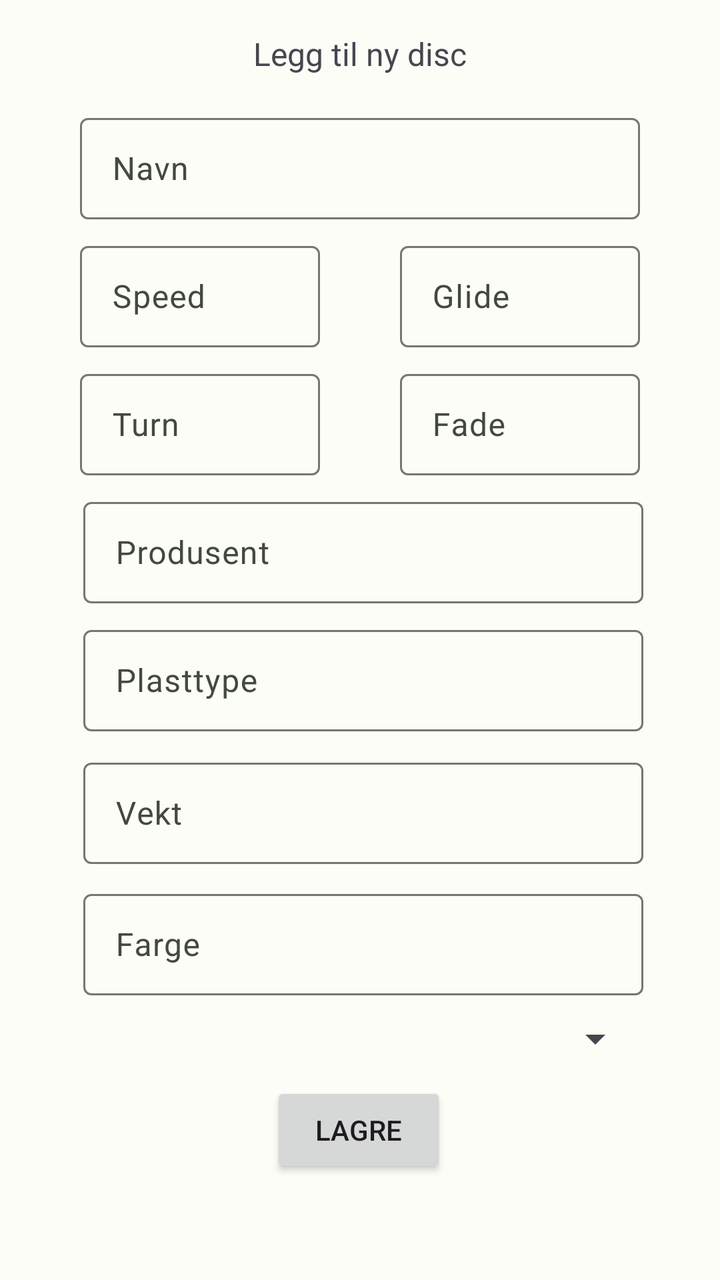
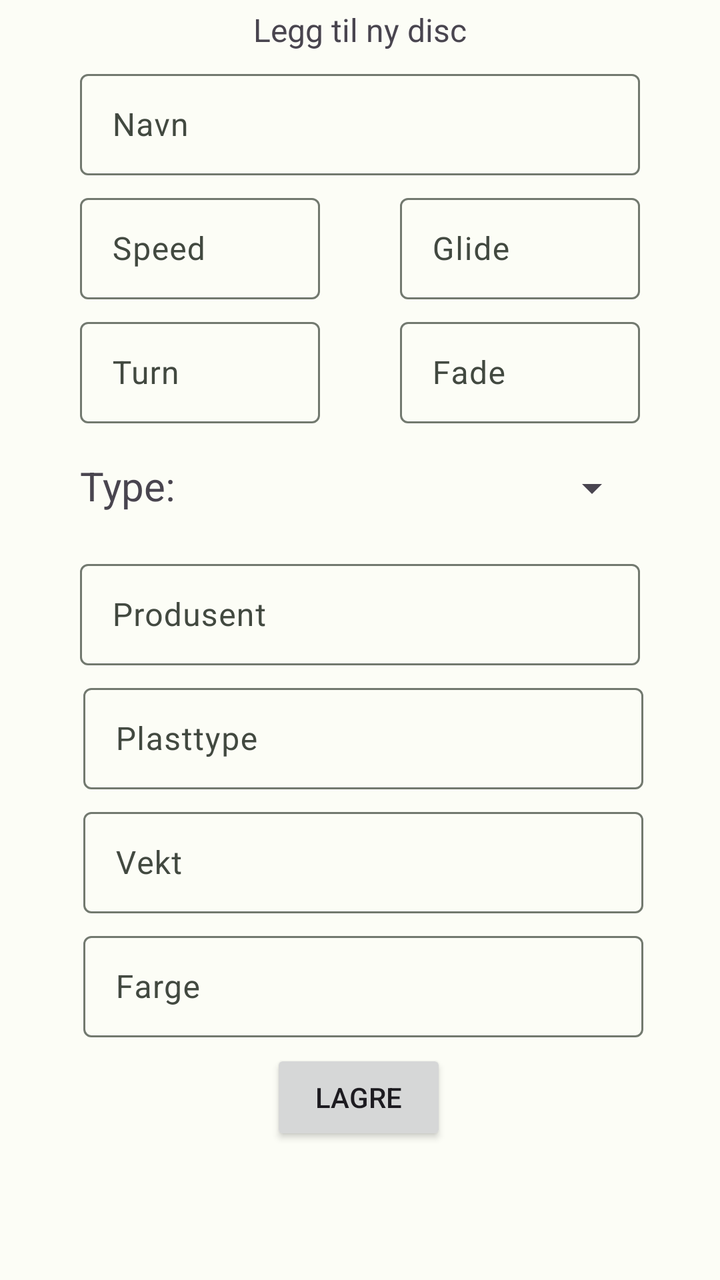

An Android layout rendered at two revisions. The XML below is the earlier revision; the diff shows what the commit changed to produce the second picture.
<!-- AndroidManifest.xml: application theme Theme.DiscgolfApp -->
<!-- res/layout/fragment_create_disc.xml -->
<?xml version="1.0" encoding="utf-8"?>
<androidx.constraintlayout.widget.ConstraintLayout xmlns:android="http://schemas.android.com/apk/res/android"
    xmlns:app="http://schemas.android.com/apk/res-auto"
    xmlns:tools="http://schemas.android.com/tools"
    android:layout_width="match_parent"
    android:layout_height="match_parent">

    <TextView
        android:id="@+id/textView6"
        android:layout_width="wrap_content"
        android:layout_height="wrap_content"
        android:layout_marginTop="16dp"
        android:text="@string/add_disc"
        android:textSize="16sp"
        app:layout_constraintEnd_toEndOf="parent"
        app:layout_constraintStart_toStartOf="parent"
        app:layout_constraintTop_toTopOf="parent" />

    <com.google.android.material.textfield.TextInputLayout
        style="@style/Widget.Material3.TextInputLayout.OutlinedBox"
        android:id="@+id/DiscNameTextInputLayout"
        android:layout_width="280dp"
        android:layout_height="56dp"
        android:layout_marginTop="16dp"
        android:hint="@string/name"
        app:layout_constraintEnd_toEndOf="parent"
        app:layout_constraintStart_toStartOf="parent"
        app:layout_constraintTop_toBottomOf="@+id/textView6">

        <com.google.android.material.textfield.TextInputEditText
            android:id="@+id/DiscNameEditText"
            android:layout_width="match_parent"
            android:layout_height="match_parent"
            android:background="@null"
            android:inputType="text"
            android:textColorHint="#757575"
            android:textSize="16sp"
            tools:ignore="TextContrastCheck" />
    </com.google.android.material.textfield.TextInputLayout>

    <com.google.android.material.textfield.TextInputLayout
        android:id="@+id/DiscSpeedTextInputLayout"
        android:layout_width="120dp"
        android:layout_height="56dp"
        android:layout_marginTop="8dp"
        app:layout_constraintStart_toStartOf="@+id/DiscNameTextInputLayout"
        app:layout_constraintTop_toBottomOf="@+id/DiscNameTextInputLayout">

        <com.google.android.material.textfield.TextInputEditText
            android:id="@+id/DiscSpeedEditText"
            android:layout_width="match_parent"
            android:layout_height="match_parent"
            android:hint="@string/speed"
            android:textColorHint="#757575"
            android:textSize="16sp"
            android:inputType="numberSigned"
            tools:ignore="TextContrastCheck" />
    </com.google.android.material.textfield.TextInputLayout>

    <com.google.android.material.textfield.TextInputLayout
        android:id="@+id/DiscGlideTextInputLayout"
        android:layout_width="120dp"
        android:layout_height="56dp"
        android:layout_marginTop="8dp"
        app:layout_constraintEnd_toEndOf="@+id/DiscNameTextInputLayout"
        app:layout_constraintTop_toBottomOf="@+id/DiscNameTextInputLayout">

        <com.google.android.material.textfield.TextInputEditText
            android:id="@+id/DiscGlideEditText"
            android:layout_width="match_parent"
            android:layout_height="match_parent"
            android:hint="@string/glide"
            android:textColorHint="#757575"
            android:textSize="16sp"
            android:inputType="numberSigned"
            tools:ignore="TextContrastCheck" />
    </com.google.android.material.textfield.TextInputLayout>

    <com.google.android.material.textfield.TextInputLayout
        android:id="@+id/DiscTurnTextInputLayout"
        android:layout_width="120dp"
        android:layout_height="56dp"
        android:layout_marginTop="8dp"
        app:layout_constraintStart_toStartOf="@+id/DiscNameTextInputLayout"
        app:layout_constraintTop_toBottomOf="@+id/DiscSpeedTextInputLayout">

        <com.google.android.material.textfield.TextInputEditText
            android:id="@+id/DiscTurnEditText"
            android:layout_width="match_parent"
            android:layout_height="match_parent"
            android:hint="@string/turn"
            android:textColorHint="#757575"
            android:textSize="16sp"
            android:inputType="numberSigned"
            tools:ignore="TextContrastCheck" />
    </com.google.android.material.textfield.TextInputLayout>

    <com.google.android.material.textfield.TextInputLayout
        android:id="@+id/DiscFadeTextInputLayout"
        android:layout_width="120dp"
        android:layout_height="56dp"
        android:layout_marginTop="8dp"
        app:layout_constraintEnd_toEndOf="@+id/DiscNameTextInputLayout"
        app:layout_constraintTop_toBottomOf="@+id/DiscGlideTextInputLayout">

        <com.google.android.material.textfield.TextInputEditText
            android:id="@+id/DiscFadeEditText"
            android:layout_width="match_parent"
            android:layout_height="match_parent"
            android:hint="@string/fade"
            android:textColorHint="#757575"
            android:textSize="16sp"
            android:inputType="numberSigned"
            tools:ignore="TextContrastCheck" />
    </com.google.android.material.textfield.TextInputLayout>

    <com.google.android.material.textfield.TextInputLayout
        android:id="@+id/DiscManufactureTextInputLayout"
        android:layout_width="280dp"
        android:layout_height="56dp"
        android:layout_marginTop="8dp"
        app:layout_constraintBottom_toBottomOf="parent"
        app:layout_constraintEnd_toEndOf="parent"
        app:layout_constraintHorizontal_bias="0.519"
        app:layout_constraintStart_toStartOf="parent"
        app:layout_constraintTop_toBottomOf="@+id/DiscTurnTextInputLayout"
        app:layout_constraintVertical_bias="0.0">

        <com.google.android.material.textfield.TextInputEditText
            android:id="@+id/DiscManufactureEditText"
            android:layout_width="match_parent"
            android:layout_height="match_parent"
            android:hint="@string/disc_manufacture"
            android:inputType="text"
            android:textColorHint="#757575"
            android:textSize="16sp"
            tools:ignore="TextContrastCheck" />
    </com.google.android.material.textfield.TextInputLayout>

    <com.google.android.material.textfield.TextInputLayout
        android:id="@+id/DiscPlasticTextInputLayout"
        android:layout_width="280dp"
        android:layout_height="56dp"
        android:layout_marginTop="8dp"
        android:layout_marginBottom="156dp"
        app:layout_constraintBottom_toBottomOf="parent"
        app:layout_constraintEnd_toEndOf="parent"
        app:layout_constraintHorizontal_bias="0.519"
        app:layout_constraintStart_toStartOf="parent"
        app:layout_constraintTop_toBottomOf="@+id/DiscManufactureTextInputLayout"
        app:layout_constraintVertical_bias="0.0">

        <com.google.android.material.textfield.TextInputEditText
            android:id="@+id/DiscPlasticEditText"
            android:layout_width="match_parent"
            android:layout_height="match_parent"
            android:hint="@string/disc_plastic"
            android:inputType="text"
            android:textColorHint="#757575"
            android:textSize="16sp"
            tools:ignore="TextContrastCheck" />
    </com.google.android.material.textfield.TextInputLayout>

    <com.google.android.material.textfield.TextInputLayout
        android:id="@+id/DiscWeightTextInputLayout"
        android:layout_width="280dp"
        android:layout_height="56dp"
        android:layout_marginTop="8dp"
        android:layout_marginBottom="16dp"
        app:layout_constraintBottom_toBottomOf="parent"
        app:layout_constraintEnd_toEndOf="parent"
        app:layout_constraintHorizontal_bias="0.519"
        app:layout_constraintStart_toStartOf="parent"
        app:layout_constraintTop_toBottomOf="@+id/DiscPlasticTextInputLayout"
        app:layout_constraintVertical_bias="0.012">

        <com.google.android.material.textfield.TextInputEditText
            android:id="@+id/DiscWeightEditText"
            android:layout_width="match_parent"
            android:layout_height="match_parent"
            android:hint="@string/disc_weight"
            android:inputType="number"
            android:textColorHint="#757575"
            android:textSize="16sp"
            tools:ignore="TextContrastCheck" />
    </com.google.android.material.textfield.TextInputLayout>

    <com.google.android.material.textfield.TextInputLayout
        android:id="@+id/DiscColorTextInputLayout"
        android:layout_width="280dp"
        android:layout_height="56dp"
        android:layout_marginTop="8dp"
        android:layout_marginBottom="16dp"
        app:layout_constraintBottom_toBottomOf="parent"
        app:layout_constraintEnd_toEndOf="parent"
        app:layout_constraintHorizontal_bias="0.519"
        app:layout_constraintStart_toStartOf="parent"
        app:layout_constraintTop_toBottomOf="@+id/DiscWeightTextInputLayout"
        app:layout_constraintVertical_bias="0.012">

        <com.google.android.material.textfield.TextInputEditText
            android:id="@+id/DiscColorEditText"
            android:layout_width="match_parent"
            android:layout_height="match_parent"
            android:hint="@string/disc_color"
            android:inputType="text"
            android:textColorHint="#757575"
            android:textSize="16sp"
            tools:ignore="TextContrastCheck" />
    </com.google.android.material.textfield.TextInputLayout>

    <Button
        android:id="@+id/saveDiscBtn"
        android:layout_width="wrap_content"
        android:layout_height="wrap_content"
        android:layout_marginTop="16dp"
        android:text="@string/save"
        app:layout_constraintBottom_toBottomOf="parent"
        app:layout_constraintEnd_toEndOf="parent"
        app:layout_constraintHorizontal_bias="0.498"
        app:layout_constraintStart_toStartOf="parent"
        app:layout_constraintTop_toBottomOf="@+id/DiscColorTextInputLayout"
        app:layout_constraintVertical_bias="0.347" />

    <Spinner
        android:id="@+id/discTypeSpinner"
        android:layout_width="280dp"
        android:layout_height="46dp"
        android:contentDescription="@string/disc_type"
        android:spinnerMode="dialog"
        app:layout_constraintBottom_toTopOf="@+id/saveDiscBtn"
        app:layout_constraintEnd_toEndOf="@+id/DiscColorTextInputLayout"
        app:layout_constraintStart_toStartOf="@+id/DiscColorTextInputLayout"
        app:layout_constraintTop_toBottomOf="@+id/DiscColorTextInputLayout"
        />




</androidx.constraintlayout.widget.ConstraintLayout>
<!-- resources referenced by this layout -->
<resources>
  <string name="add_disc">Legg til ny disc</string>
  <string name="disc_color">Farge</string>
  <string name="disc_manufacture">Produsent</string>
  <string name="disc_plastic">Plasttype</string>
  <string name="disc_type">disc type</string>
  <string name="disc_weight">Vekt</string>
  <string name="fade">Fade</string>
  <string name="glide">Glide</string>
  <string name="name">Navn</string>
  <string name="save">Lagre</string>
  <string name="speed">Speed</string>
  <string name="turn">Turn</string>
  <color name="md_theme_light_primary">#266C2B</color>
  <color name="md_theme_light_onPrimary">#FFFFFF</color>
  <color name="md_theme_light_primaryContainer">#AAF5A4</color>
  <color name="md_theme_light_onPrimaryContainer">#002204</color>
  <color name="md_theme_light_secondary">#52634F</color>
  <color name="md_theme_light_onSecondary">#FFFFFF</color>
  <color name="md_theme_light_secondaryContainer">#D5E8CF</color>
  <color name="md_theme_light_onSecondaryContainer">#101F10</color>
  <color name="md_theme_light_tertiary">#38656A</color>
  <color name="md_theme_light_onTertiary">#FFFFFF</color>
  <color name="md_theme_light_tertiaryContainer">#BCEBF1</color>
  <color name="md_theme_light_onTertiaryContainer">#001F23</color>
  <color name="md_theme_light_error">#BA1A1A</color>
  <color name="md_theme_light_errorContainer">#FFDAD6</color>
  <color name="md_theme_light_onError">#FFFFFF</color>
  <color name="md_theme_light_onErrorContainer">#410002</color>
  <color name="md_theme_light_background">#FCFDF6</color>
  <color name="md_theme_light_onBackground">#1A1C19</color>
  <color name="md_theme_light_surface">#FCFDF6</color>
  <color name="md_theme_light_onSurface">#1A1C19</color>
  <color name="md_theme_light_surfaceVariant">#DEE5D8</color>
  <color name="md_theme_light_onSurfaceVariant">#424940</color>
  <color name="md_theme_light_outline">#72796F</color>
  <color name="md_theme_light_inverseOnSurface">#F0F1EB</color>
  <color name="md_theme_light_inverseSurface">#2F312D</color>
  <color name="md_theme_light_inversePrimary">#8FD88A</color>
  <!-- unchanged entries left out for length: 1 -->
</resources>

<!-- the commit's change to res/layout/fragment_create_disc.xml (unified diff, before → after) -->
@@ -9,7 +9,7 @@
         android:id="@+id/textView6"
         android:layout_width="wrap_content"
         android:layout_height="wrap_content"
-        android:layout_marginTop="16dp"
+        android:layout_marginTop="4dp"
         android:text="@string/add_disc"
         android:textSize="16sp"
         app:layout_constraintEnd_toEndOf="parent"
@@ -17,11 +17,11 @@
         app:layout_constraintTop_toTopOf="parent" />
 
     <com.google.android.material.textfield.TextInputLayout
+        android:id="@+id/DiscNameTextInputLayout"
         style="@style/Widget.Material3.TextInputLayout.OutlinedBox"
-        android:id="@+id/DiscNameTextInputLayout"
-        android:layout_width="280dp"
-        android:layout_height="56dp"
-        android:layout_marginTop="16dp"
+        android:layout_width="280dp"
+        android:layout_height="56dp"
+        android:layout_marginTop="6dp"
         android:hint="@string/name"
         app:layout_constraintEnd_toEndOf="parent"
         app:layout_constraintStart_toStartOf="parent"
@@ -42,7 +42,7 @@
         android:id="@+id/DiscSpeedTextInputLayout"
         android:layout_width="120dp"
         android:layout_height="56dp"
-        android:layout_marginTop="8dp"
+        android:layout_marginTop="6dp"
         app:layout_constraintStart_toStartOf="@+id/DiscNameTextInputLayout"
         app:layout_constraintTop_toBottomOf="@+id/DiscNameTextInputLayout">
 
@@ -51,9 +51,9 @@
             android:layout_width="match_parent"
             android:layout_height="match_parent"
             android:hint="@string/speed"
-            android:textColorHint="#757575"
-            android:textSize="16sp"
-            android:inputType="numberSigned"
+            android:inputType="numberSigned"
+            android:textColorHint="#757575"
+            android:textSize="16sp"
             tools:ignore="TextContrastCheck" />
     </com.google.android.material.textfield.TextInputLayout>
 
@@ -61,7 +61,7 @@
         android:id="@+id/DiscGlideTextInputLayout"
         android:layout_width="120dp"
         android:layout_height="56dp"
-        android:layout_marginTop="8dp"
+        android:layout_marginTop="6dp"
         app:layout_constraintEnd_toEndOf="@+id/DiscNameTextInputLayout"
         app:layout_constraintTop_toBottomOf="@+id/DiscNameTextInputLayout">
 
@@ -70,9 +70,9 @@
             android:layout_width="match_parent"
             android:layout_height="match_parent"
             android:hint="@string/glide"
-            android:textColorHint="#757575"
-            android:textSize="16sp"
-            android:inputType="numberSigned"
+            android:inputType="numberSigned"
+            android:textColorHint="#757575"
+            android:textSize="16sp"
             tools:ignore="TextContrastCheck" />
     </com.google.android.material.textfield.TextInputLayout>
 
@@ -80,7 +80,7 @@
         android:id="@+id/DiscTurnTextInputLayout"
         android:layout_width="120dp"
         android:layout_height="56dp"
-        android:layout_marginTop="8dp"
+        android:layout_marginTop="6dp"
         app:layout_constraintStart_toStartOf="@+id/DiscNameTextInputLayout"
         app:layout_constraintTop_toBottomOf="@+id/DiscSpeedTextInputLayout">
 
@@ -89,9 +89,9 @@
             android:layout_width="match_parent"
             android:layout_height="match_parent"
             android:hint="@string/turn"
-            android:textColorHint="#757575"
-            android:textSize="16sp"
-            android:inputType="numberSigned"
+            android:inputType="numberSigned"
+            android:textColorHint="#757575"
+            android:textSize="16sp"
             tools:ignore="TextContrastCheck" />
     </com.google.android.material.textfield.TextInputLayout>
 
@@ -99,7 +99,7 @@
         android:id="@+id/DiscFadeTextInputLayout"
         android:layout_width="120dp"
         android:layout_height="56dp"
-        android:layout_marginTop="8dp"
+        android:layout_marginTop="6dp"
         app:layout_constraintEnd_toEndOf="@+id/DiscNameTextInputLayout"
         app:layout_constraintTop_toBottomOf="@+id/DiscGlideTextInputLayout">
 
@@ -108,71 +108,74 @@
             android:layout_width="match_parent"
             android:layout_height="match_parent"
             android:hint="@string/fade"
-            android:textColorHint="#757575"
-            android:textSize="16sp"
-            android:inputType="numberSigned"
-            tools:ignore="TextContrastCheck" />
-    </com.google.android.material.textfield.TextInputLayout>
+            android:inputType="numberSigned"
+            android:textColorHint="#757575"
+            android:textSize="16sp"
+            tools:ignore="TextContrastCheck" />
+    </com.google.android.material.textfield.TextInputLayout>
+
+    <Spinner
+        android:id="@+id/discTypeSpinner"
+        android:layout_width="160dp"
+        android:layout_height="53dp"
+        android:layout_marginTop="6dp"
+        android:contentDescription="@string/disc_type"
+        android:padding="10dp"
+        android:spinnerMode="dialog"
+        app:layout_constraintEnd_toEndOf="@+id/DiscNameTextInputLayout"
+        app:layout_constraintTop_toBottomOf="@+id/DiscFadeTextInputLayout"
+        tools:ignore="DuplicateSpeakableTextCheck" />
 
     <com.google.android.material.textfield.TextInputLayout
         android:id="@+id/DiscManufactureTextInputLayout"
         android:layout_width="280dp"
         android:layout_height="56dp"
-        android:layout_marginTop="8dp"
-        app:layout_constraintBottom_toBottomOf="parent"
+        android:layout_marginTop="6dp"
+        app:layout_constraintEnd_toEndOf="parent"
+        app:layout_constraintStart_toStartOf="parent"
+        app:layout_constraintTop_toBottomOf="@+id/discTypeSpinner">
+
+        <com.google.android.material.textfield.TextInputEditText
+            android:id="@+id/DiscManufactureEditText"
+            android:layout_width="match_parent"
+            android:layout_height="match_parent"
+            android:hint="@string/disc_manufacture"
+            android:inputType="text"
+            android:textColorHint="#757575"
+            android:textSize="16sp"
+            tools:ignore="TextContrastCheck" />
+    </com.google.android.material.textfield.TextInputLayout>
+
+    <com.google.android.material.textfield.TextInputLayout
+        android:id="@+id/DiscPlasticTextInputLayout"
+        android:layout_width="280dp"
+        android:layout_height="56dp"
+        android:layout_marginTop="6dp"
         app:layout_constraintEnd_toEndOf="parent"
         app:layout_constraintHorizontal_bias="0.519"
         app:layout_constraintStart_toStartOf="parent"
-        app:layout_constraintTop_toBottomOf="@+id/DiscTurnTextInputLayout"
-        app:layout_constraintVertical_bias="0.0">
-
-        <com.google.android.material.textfield.TextInputEditText
-            android:id="@+id/DiscManufactureEditText"
-            android:layout_width="match_parent"
-            android:layout_height="match_parent"
-            android:hint="@string/disc_manufacture"
-            android:inputType="text"
-            android:textColorHint="#757575"
-            android:textSize="16sp"
-            tools:ignore="TextContrastCheck" />
-    </com.google.android.material.textfield.TextInputLayout>
-
-    <com.google.android.material.textfield.TextInputLayout
-        android:id="@+id/DiscPlasticTextInputLayout"
-        android:layout_width="280dp"
-        android:layout_height="56dp"
-        android:layout_marginTop="8dp"
-        android:layout_marginBottom="156dp"
-        app:layout_constraintBottom_toBottomOf="parent"
+        app:layout_constraintTop_toBottomOf="@+id/DiscManufactureTextInputLayout">
+
+        <com.google.android.material.textfield.TextInputEditText
+            android:id="@+id/DiscPlasticEditText"
+            android:layout_width="match_parent"
+            android:layout_height="match_parent"
+            android:hint="@string/disc_plastic"
+            android:inputType="text"
+            android:textColorHint="#757575"
+            android:textSize="16sp"
+            tools:ignore="TextContrastCheck" />
+    </com.google.android.material.textfield.TextInputLayout>
+
+    <com.google.android.material.textfield.TextInputLayout
+        android:id="@+id/DiscWeightTextInputLayout"
+        android:layout_width="280dp"
+        android:layout_height="56dp"
+        android:layout_marginTop="6dp"
         app:layout_constraintEnd_toEndOf="parent"
         app:layout_constraintHorizontal_bias="0.519"
         app:layout_constraintStart_toStartOf="parent"
-        app:layout_constraintTop_toBottomOf="@+id/DiscManufactureTextInputLayout"
-        app:layout_constraintVertical_bias="0.0">
-
-        <com.google.android.material.textfield.TextInputEditText
-            android:id="@+id/DiscPlasticEditText"
-            android:layout_width="match_parent"
-            android:layout_height="match_parent"
-            android:hint="@string/disc_plastic"
-            android:inputType="text"
-            android:textColorHint="#757575"
-            android:textSize="16sp"
-            tools:ignore="TextContrastCheck" />
-    </com.google.android.material.textfield.TextInputLayout>
-
-    <com.google.android.material.textfield.TextInputLayout
-        android:id="@+id/DiscWeightTextInputLayout"
-        android:layout_width="280dp"
-        android:layout_height="56dp"
-        android:layout_marginTop="8dp"
-        android:layout_marginBottom="16dp"
-        app:layout_constraintBottom_toBottomOf="parent"
-        app:layout_constraintEnd_toEndOf="parent"
-        app:layout_constraintHorizontal_bias="0.519"
-        app:layout_constraintStart_toStartOf="parent"
-        app:layout_constraintTop_toBottomOf="@+id/DiscPlasticTextInputLayout"
-        app:layout_constraintVertical_bias="0.012">
+        app:layout_constraintTop_toBottomOf="@+id/DiscPlasticTextInputLayout">
 
         <com.google.android.material.textfield.TextInputEditText
             android:id="@+id/DiscWeightEditText"
@@ -189,14 +192,11 @@
         android:id="@+id/DiscColorTextInputLayout"
         android:layout_width="280dp"
         android:layout_height="56dp"
-        android:layout_marginTop="8dp"
-        android:layout_marginBottom="16dp"
-        app:layout_constraintBottom_toBottomOf="parent"
+        android:layout_marginTop="6dp"
         app:layout_constraintEnd_toEndOf="parent"
         app:layout_constraintHorizontal_bias="0.519"
         app:layout_constraintStart_toStartOf="parent"
-        app:layout_constraintTop_toBottomOf="@+id/DiscWeightTextInputLayout"
-        app:layout_constraintVertical_bias="0.012">
+        app:layout_constraintTop_toBottomOf="@+id/DiscWeightTextInputLayout">
 
         <com.google.android.material.textfield.TextInputEditText
             android:id="@+id/DiscColorEditText"
@@ -208,33 +208,31 @@
             android:textSize="16sp"
             tools:ignore="TextContrastCheck" />
     </com.google.android.material.textfield.TextInputLayout>
+
 
     <Button
         android:id="@+id/saveDiscBtn"
         android:layout_width="wrap_content"
         android:layout_height="wrap_content"
-        android:layout_marginTop="16dp"
+        android:layout_marginTop="6dp"
         android:text="@string/save"
         app:layout_constraintBottom_toBottomOf="parent"
         app:layout_constraintEnd_toEndOf="parent"
         app:layout_constraintHorizontal_bias="0.498"
         app:layout_constraintStart_toStartOf="parent"
         app:layout_constraintTop_toBottomOf="@+id/DiscColorTextInputLayout"
-        app:layout_constraintVertical_bias="0.347" />
-
-    <Spinner
-        android:id="@+id/discTypeSpinner"
-        android:layout_width="280dp"
-        android:layout_height="46dp"
-        android:contentDescription="@string/disc_type"
-        android:spinnerMode="dialog"
-        app:layout_constraintBottom_toTopOf="@+id/saveDiscBtn"
-        app:layout_constraintEnd_toEndOf="@+id/DiscColorTextInputLayout"
-        app:layout_constraintStart_toStartOf="@+id/DiscColorTextInputLayout"
-        app:layout_constraintTop_toBottomOf="@+id/DiscColorTextInputLayout"
-        />
-
-
+        app:layout_constraintVertical_bias="0.0" />
+
+    <TextView
+        android:id="@+id/discType"
+        android:layout_width="110dp"
+        android:layout_height="30dp"
+        android:text="@string/disc_type"
+        android:textAlignment="textStart"
+        android:textSize="20sp"
+        app:layout_constraintBottom_toTopOf="@+id/DiscManufactureTextInputLayout"
+        app:layout_constraintStart_toStartOf="@+id/DiscNameTextInputLayout"
+        app:layout_constraintTop_toBottomOf="@+id/DiscTurnTextInputLayout" />
 
 
 </androidx.constraintlayout.widget.ConstraintLayout>
<!-- resource entries referenced after the edit -->
@@ -4,7 +4,7 @@
   <string name="disc_color">Farge</string>
   <string name="disc_manufacture">Produsent</string>
   <string name="disc_plastic">Plasttype</string>
-  <string name="disc_type">disc type</string>
+  <string name="disc_type">Type:</string>
   <string name="disc_weight">Vekt</string>
   <string name="fade">Fade</string>
   <string name="glide">Glide</string>
